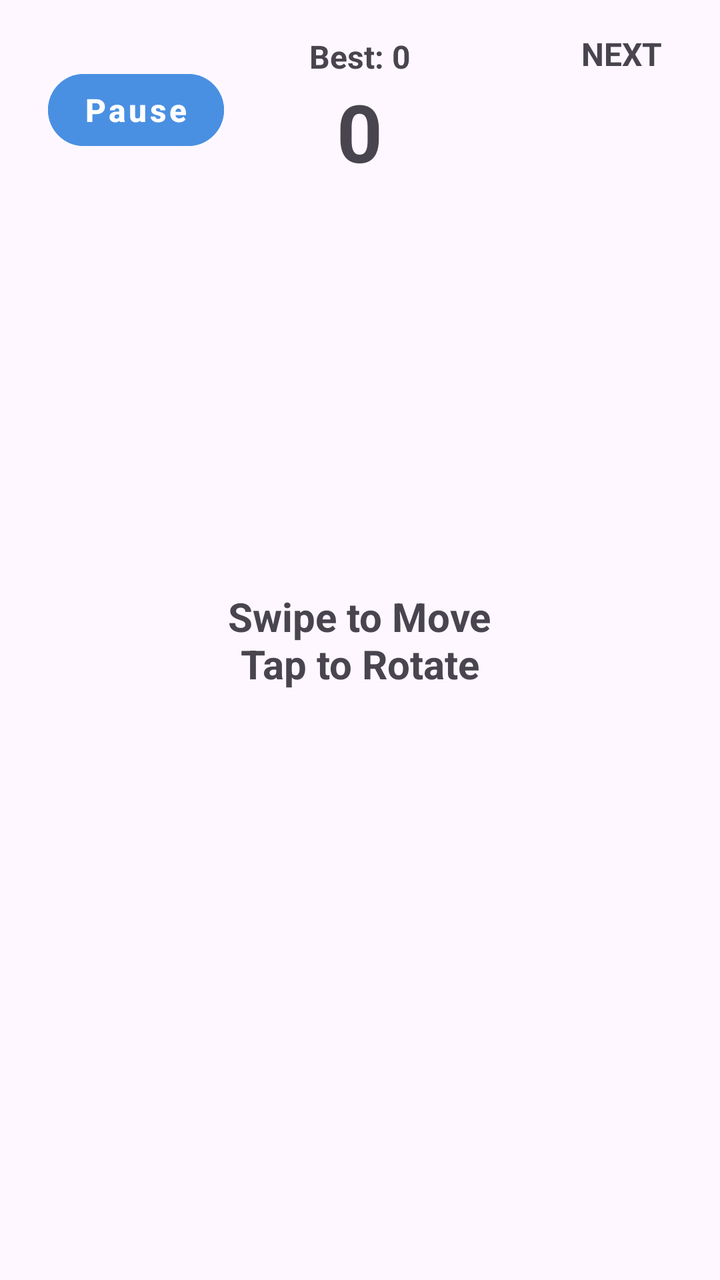
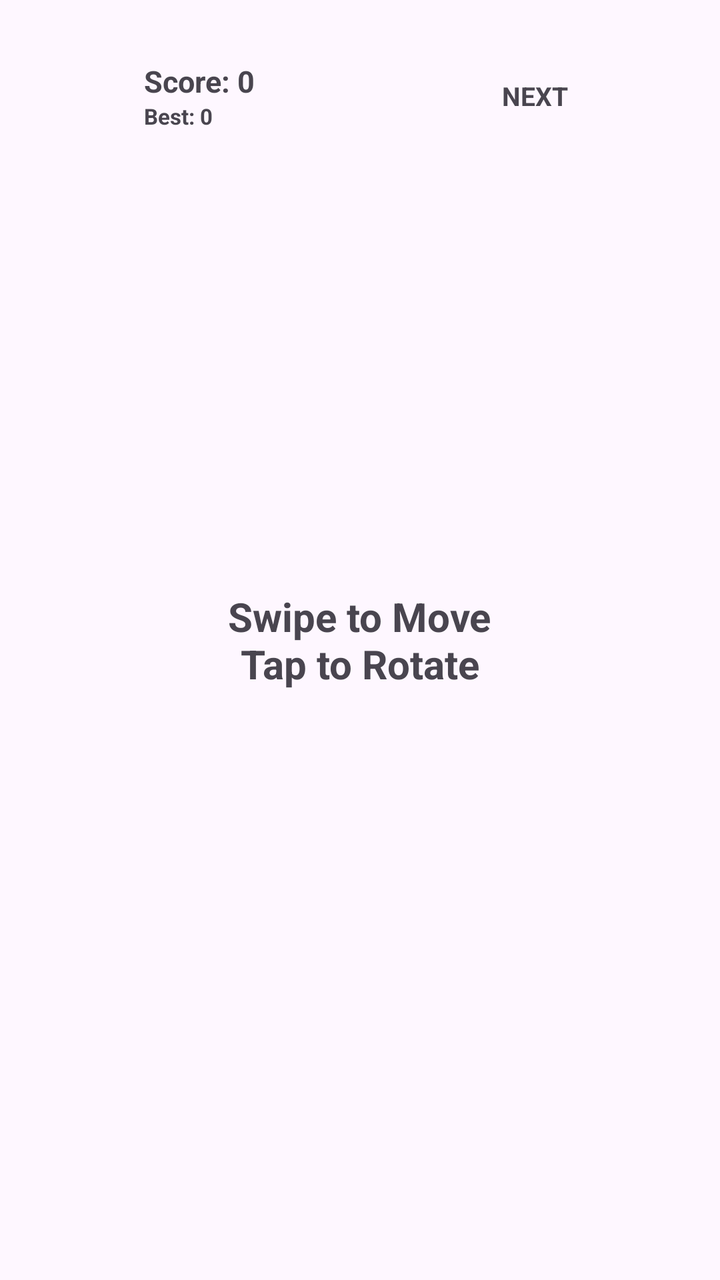

An Android layout rendered at two revisions. The XML below is the earlier revision; the diff shows what the commit changed to produce the second picture.
<!-- AndroidManifest.xml: activity theme Theme.OwnPhotoONWall -->
<!-- res/layout/activity_tetris.xml -->
<?xml version="1.0" encoding="utf-8"?>

<RelativeLayout xmlns:android="http://schemas.android.com/apk/res/android"
    xmlns:app="http://schemas.android.com/apk/res-auto"
    android:id="@+id/tetrisRoot"
    android:layout_width="match_parent"
    android:layout_height="match_parent">

    
    <FrameLayout
        android:id="@+id/gameContainer"
        android:layout_width="match_parent"
        android:layout_height="match_parent" />

    
    <RelativeLayout
        android:id="@+id/topHUD"
        android:layout_width="match_parent"
        android:layout_height="110dp"
        android:paddingHorizontal="24dp"
        android:paddingVertical="16dp"
        android:elevation="4dp">

        <Button
            android:id="@+id/btnPause"
            style="@style/ModernButtonStyle"
            android:layout_width="wrap_content"
            android:layout_height="48dp"
            android:layout_alignParentStart="true"
            android:layout_centerVertical="true"
            android:paddingHorizontal="24dp"
            android:backgroundTint="#4A90E2"
            android:textColor="#FFFFFF"
            android:textSize="16sp"
            android:textStyle="bold"
            android:text="Pause" />

        <LinearLayout
            android:layout_width="wrap_content"
            android:layout_height="wrap_content"
            android:layout_centerInParent="true"
            android:gravity="center"
            android:orientation="vertical">

            <TextView
                android:id="@+id/tvHighScore"
                android:layout_width="wrap_content"
                android:layout_height="wrap_content"
                android:text="Best: 0"
                android:textSize="16sp"
                android:textStyle="bold" />

            <TextView
                android:id="@+id/tvCurrentScore"
                android:layout_width="wrap_content"
                android:layout_height="wrap_content"
                android:text="0"
                android:textSize="40sp"
                android:textStyle="bold" />
        </LinearLayout>

        
        <LinearLayout
            android:layout_width="wrap_content"
            android:layout_height="wrap_content"
            android:layout_alignParentEnd="true"
            android:layout_centerVertical="true"
            android:orientation="vertical"
            android:gravity="center">

            
            <TextView
                android:id="@+id/tvNextLabel"
                android:layout_width="wrap_content"
                android:layout_height="wrap_content"
                android:text="NEXT"
                android:textSize="16sp"
                android:textStyle="bold"
                android:layout_marginBottom="6dp"/>

            
            <FrameLayout
                android:id="@+id/nextShapeContainer"
                android:layout_width="50dp"
                android:layout_height="50dp" />
        </LinearLayout>

    </RelativeLayout>

    
    <RelativeLayout
        android:id="@+id/pauseOverlay"
        android:layout_width="match_parent"
        android:layout_height="match_parent"
        android:background="#99000000"
        android:visibility="gone"
        android:elevation="10dp">

        <LinearLayout
            android:id="@+id/pauseCard"
            android:layout_width="340dp"
            android:layout_height="wrap_content"
            android:layout_centerInParent="true"
            android:orientation="vertical"
            android:padding="32dp"
            android:gravity="center">

            <TextView
                android:id="@+id/tvPauseTitle"
                android:layout_width="wrap_content"
                android:layout_height="wrap_content"
                android:text="PAUSED"
                android:textSize="26sp"
                android:textStyle="bold"
                android:layout_marginBottom="24dp" />

            <Button
                android:id="@+id/btnResume"
                style="@style/ModernButtonStyle"
                android:layout_width="match_parent"
                android:layout_height="56dp"
                android:textSize="16sp"
                android:backgroundTint="#34C759"
                android:textColor="#FFFFFF"
                android:text="Resume Game" />

            <Button
                android:id="@+id/btnQuitFromPause"
                style="@style/ModernButtonStyle"
                android:layout_width="match_parent"
                android:layout_height="56dp"
                android:textSize="16sp"
                android:backgroundTint="#FF3B30"
                android:textColor="#FFFFFF"
                android:layout_marginTop="12dp"
                android:text="Quit to Menu" />
        </LinearLayout>
    </RelativeLayout>

    
    <RelativeLayout
        android:id="@+id/gameOverOverlay"
        android:layout_width="match_parent"
        android:layout_height="match_parent"
        android:background="#99000000"
        android:visibility="gone"
        android:elevation="10dp">

        <LinearLayout
            android:id="@+id/gameOverCard"
            android:layout_width="340dp"
            android:layout_height="wrap_content"
            android:layout_centerInParent="true"
            android:orientation="vertical"
            android:padding="32dp"
            android:gravity="center">

            <TextView
                android:id="@+id/tvGameOverTitle"
                android:layout_width="match_parent"
                android:layout_height="wrap_content"
                android:text="GAME OVER"
                android:textStyle="bold"
                android:textSize="32sp"
                android:gravity="center"
                android:layout_marginBottom="8dp" />

            <TextView
                android:id="@+id/tvNewHighScoreBanner"
                android:layout_width="wrap_content"
                android:layout_height="wrap_content"
                android:text="🏆 NEW HIGH SCORE! 🏆"
                android:textColor="#FFD700"
                android:textSize="18sp"
                android:textStyle="bold"
                android:visibility="gone"
                android:layout_marginBottom="16dp" />

            <TextView
                android:id="@+id/tvFinalScore"
                android:layout_width="wrap_content"
                android:layout_height="wrap_content"
                android:text="Score: 0"
                android:textSize="22sp"
                android:layout_marginBottom="24dp" />

            <Button
                android:id="@+id/btnRestart"
                style="@style/ModernButtonStyle"
                android:layout_width="match_parent"
                android:layout_height="56dp"
                android:textSize="16sp"
                android:backgroundTint="#4A90E2"
                android:textColor="#FFFFFF"
                android:text="Play Again" />

            <Button
                android:id="@+id/btnQuit"
                style="@style/ModernButtonStyle"
                android:layout_width="match_parent"
                android:layout_height="56dp"
                android:textSize="16sp"
                android:layout_marginTop="12dp"
                android:text="Quit" />
        </LinearLayout>
    </RelativeLayout>

    <TextView
        android:id="@+id/tvTapToStart"
        android:layout_width="wrap_content"
        android:layout_height="wrap_content"
        android:layout_centerInParent="true"
        android:text="Swipe to Move\nTap to Rotate"
        android:gravity="center"
        android:textSize="20sp"
        android:textStyle="bold"
        android:elevation="2dp" />

</RelativeLayout>
<!-- resources referenced by this layout -->
<resources>
  <style name="ModernButtonStyle" parent="Widget.MaterialComponents.Button.TextButton">
          <item name="android:layout_width">match_parent</item>
          <item name="android:layout_height">45dp</item>
          
          <item name="android:paddingStart">16dp</item>
          <item name="android:paddingEnd">16dp</item>
          <item name="android:textSize">12sp</item>
          <item name="android:textStyle">bold</item>
          <item name="android:textAllCaps">false</item>
          <item name="android:layout_marginBottom">12dp</item>
          <item name="cornerFamily">rounded</item>
          <item name="cornerRadius">24dp</item>
          <item name="android:textColor">?android:attr/textColorPrimary</item>
          <item name="backgroundTint">?android:attr/colorAccent</item>
      </style>
  <style name="Theme.OwnPhotoONWall" parent="Base.Theme.OwnPhotoONWall" />
  <style name="Base.Theme.OwnPhotoONWall" parent="Theme.Material3.DayNight.NoActionBar">
          <item name="android:windowActivityTransitions">true</item>
          <item name="android:windowContentTransitions">true</item>
      </style>
</resources>

<!-- the commit's change to res/layout/activity_tetris.xml (unified diff, before → after) -->
@@ -16,73 +16,87 @@
     <RelativeLayout
         android:id="@+id/topHUD"
         android:layout_width="match_parent"
-        android:layout_height="110dp"
-        android:paddingHorizontal="24dp"
-        android:paddingVertical="16dp"
+        android:layout_height="wrap_content"
+        android:paddingStart="16dp"
+        android:paddingEnd="16dp"
+        android:paddingTop="20dp"
+        android:paddingBottom="24dp"
+        android:clipChildren="false"
+        android:clipToPadding="false"
         android:elevation="4dp">
 
-        <Button
+        
+        <LinearLayout
             android:id="@+id/btnPause"
-            style="@style/ModernButtonStyle"
             android:layout_width="wrap_content"
-            android:layout_height="48dp"
+            android:layout_height="52dp"
             android:layout_alignParentStart="true"
             android:layout_centerVertical="true"
-            android:paddingHorizontal="24dp"
-            android:backgroundTint="#4A90E2"
-            android:textColor="#FFFFFF"
-            android:textSize="16sp"
-            android:textStyle="bold"
-            android:text="Pause" />
-
-        <LinearLayout
+            android:gravity="center_vertical"
+            android:orientation="horizontal"
+            android:paddingEnd="22dp"
+            android:paddingStart="6dp"
+            android:clickable="true"
+            android:focusable="true">
+
+            
+            <FrameLayout
+                android:id="@+id/pauseIconContainer"
+                android:layout_width="40dp"
+                android:layout_height="40dp" />
+
+            
+            <LinearLayout
+                android:layout_width="wrap_content"
+                android:layout_height="wrap_content"
+                android:layout_marginStart="10dp"
+                android:orientation="vertical"
+                android:gravity="center_vertical">
+
+                <TextView
+                    android:id="@+id/tvCurrentScore"
+                    android:layout_width="wrap_content"
+                    android:layout_height="wrap_content"
+                    android:text="Score: 0"
+                    android:textSize="15sp"
+                    android:textStyle="bold" />
+
+                <TextView
+                    android:id="@+id/tvHighScore"
+                    android:layout_width="wrap_content"
+                    android:layout_height="wrap_content"
+                    android:text="Best: 0"
+                    android:textSize="11sp"
+                    android:textStyle="bold" />
+            </LinearLayout>
+        </LinearLayout>
+
+        
+        <LinearLayout
+            android:id="@+id/nextBlockPill"
             android:layout_width="wrap_content"
-            android:layout_height="wrap_content"
-            android:layout_centerInParent="true"
-            android:gravity="center"
-            android:orientation="vertical">
-
-            <TextView
-                android:id="@+id/tvHighScore"
-                android:layout_width="wrap_content"
-                android:layout_height="wrap_content"
-                android:text="Best: 0"
-                android:textSize="16sp"
-                android:textStyle="bold" />
-
-            <TextView
-                android:id="@+id/tvCurrentScore"
-                android:layout_width="wrap_content"
-                android:layout_height="wrap_content"
-                android:text="0"
-                android:textSize="40sp"
-                android:textStyle="bold" />
-        </LinearLayout>
-
-        
-        <LinearLayout
-            android:layout_width="wrap_content"
-            android:layout_height="wrap_content"
+            android:layout_height="52dp"
             android:layout_alignParentEnd="true"
             android:layout_centerVertical="true"
-            android:orientation="vertical"
-            android:gravity="center">
-
-            
+            android:gravity="center_vertical"
+            android:orientation="horizontal"
+            android:paddingStart="16dp"
+            android:paddingEnd="8dp">
+
             <TextView
                 android:id="@+id/tvNextLabel"
                 android:layout_width="wrap_content"
                 android:layout_height="wrap_content"
                 android:text="NEXT"
-                android:textSize="16sp"
-                android:textStyle="bold"
-                android:layout_marginBottom="6dp"/>
+                android:textSize="13sp"
+                android:textStyle="bold"
+                android:layout_marginEnd="12dp"/>
 
             
             <FrameLayout
                 android:id="@+id/nextShapeContainer"
-                android:layout_width="50dp"
-                android:layout_height="50dp" />
+                android:layout_width="40dp"
+                android:layout_height="40dp" />
         </LinearLayout>
 
     </RelativeLayout>
@@ -125,6 +139,18 @@
                 android:text="Resume Game" />
 
             <Button
+                android:id="@+id/btnToggleVibration"
+                style="@style/ModernButtonStyle"
+                android:layout_width="match_parent"
+                android:layout_height="56dp"
+                android:textSize="16sp"
+                android:backgroundTint="#8E8E93"
+                android:textColor="#FFFFFF"
+                android:layout_marginTop="12dp"
+                android:text="Vibration: ON" />
+
+            
+            <Button
                 android:id="@+id/btnQuitFromPause"
                 style="@style/ModernButtonStyle"
                 android:layout_width="match_parent"
@@ -133,7 +159,7 @@
                 android:backgroundTint="#FF3B30"
                 android:textColor="#FFFFFF"
                 android:layout_marginTop="12dp"
-                android:text="Quit to Menu" />
+                android:text="Exit Game" />
         </LinearLayout>
     </RelativeLayout>
 
